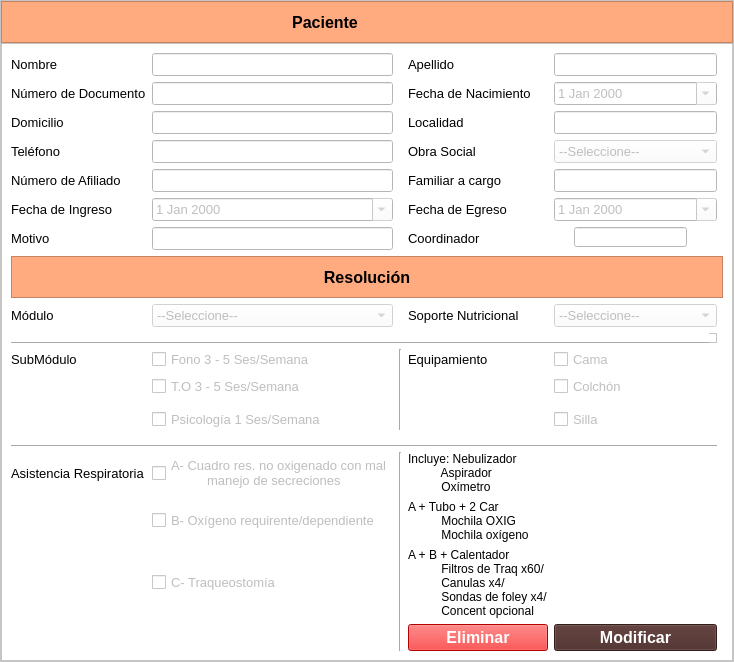
Old version of the form gui/pacientes/ver_paciente.ui in the repository ayenaccarato/Marcanac.
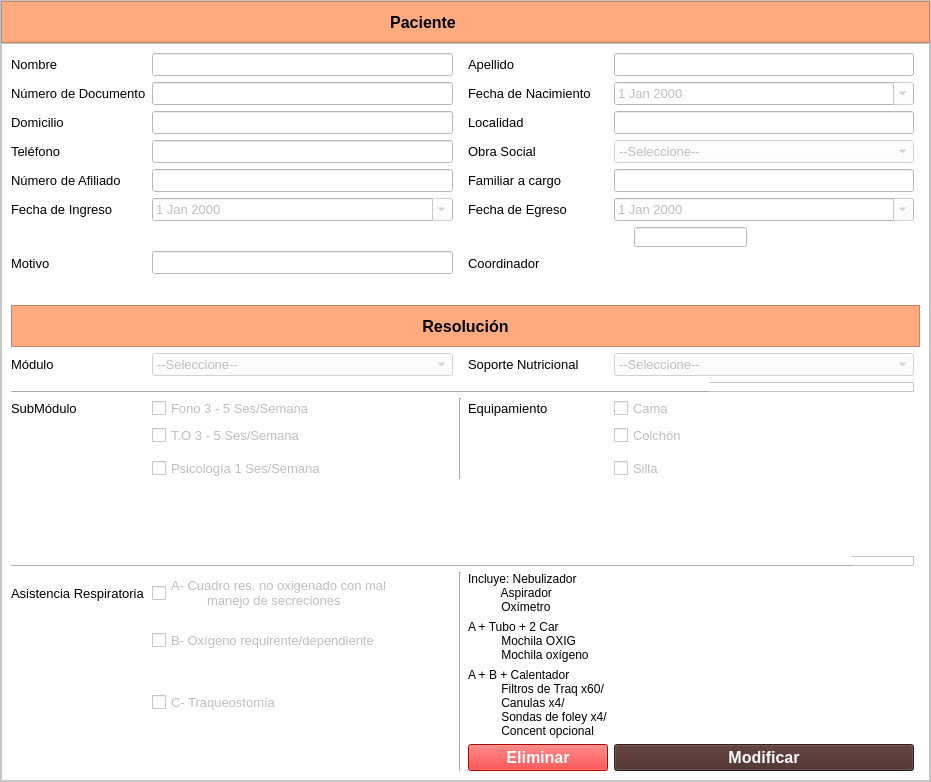
New version of the form. Icons and pictures are not drawn.

What changed in the file:
```diff
--- a/gui/pacientes/ver_paciente.ui
+++ b/gui/pacientes/ver_paciente.ui
@@ -6,8 +6,8 @@
    <rect>
     <x>0</x>
     <y>0</y>
-    <width>730</width>
-    <height>651</height>
+    <width>931</width>
+    <height>782</height>
    </rect>
   </property>
   <property name="windowTitle">
```
Left out of the diff: 3 changed lines with no effect on the pictures.
